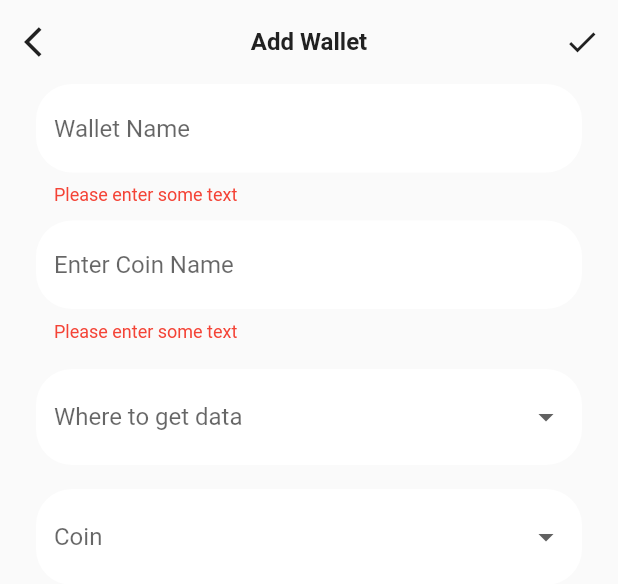
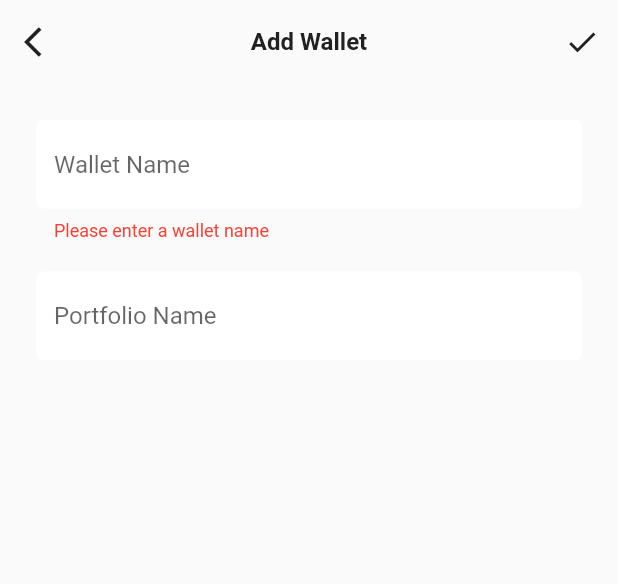
Before and after one commit to tbleiker/cryptotrack, a Flutter app: the WalletEditView widget shown alone on an empty page, opened directly with empty values, after a tap on the "check" icon, on a phone screen of 412 x 824 dp. Shown: the top 584 px of the screen. Run offline on Flutter 3.47's test engine with Material 2 defaults, Android fonts, the phone set to English and light mode, and no system bars; our stand-ins replace flutter_riverpod, hive, hive_flutter; accounts and stored records are empty; generated files the repository leaves out were written again.

Commit message:
a few more things...

```diff
--- a/lib/internal/themes.dart
+++ b/lib/internal/themes.dart
@@ -102,7 +102,7 @@ abstract class Themes {
         filled: true,
         fillColor: scheme.surface,
         border: OutlineInputBorder(
-          borderRadius: BorderRadius.circular(24),
+          borderRadius: BorderRadius.circular(5),
           borderSide: const BorderSide(width: 0, style: BorderStyle.none),
         ),
       ),
--- a/lib/views/more_view.dart
+++ b/lib/views/more_view.dart
@@ -1,5 +1,5 @@
 // Flutter imports:
-import 'package:cryptotrack/internal/entity_currencie.dart';
+import 'package:cryptotrack/internal/entity_currency.dart';
 import 'package:flutter/material.dart';
 
 // Package imports:
--- a/lib/views/wallet_edit_view.dart
+++ b/lib/views/wallet_edit_view.dart
@@ -55,9 +55,39 @@ class _WalletEditView extends State<WalletEditView> {
       ),
 
       // body
+      child: Padding(
+        padding: const EdgeInsets.only(
+          top: Themes.paddingMainTop,
+          left: Themes.paddingMainLeft,
+          right: Themes.paddingMainRight,
+        ),
         child: Form(
           key: _formKey,
-        child: Padding(
+          child: Column(
+            crossAxisAlignment: CrossAxisAlignment.start,
+            children: <Widget>[
+              TextFormField(
+                decoration: const InputDecoration(
+                  hintText: 'Wallet Name',
+                ),
+                validator: (value) {
+                  if (value == null || value.isEmpty) {
+                    return 'Please enter a wallet name';
+                  }
+                  return null;
+                },
+              ),
+              const SizedBox(height: 20),
+              TextFormField(
+                decoration: const InputDecoration(
+                  hintText: 'Portfolio Name',
+                ),
+              ),
+              const SizedBox(height: 20),
+            ],
+          ),
+
+          /*child: Padding(
             padding: const EdgeInsets.only(
               left: Themes.paddingMainLeft,
               right: Themes.paddingMainRight,
@@ -79,20 +109,27 @@ class _WalletEditView extends State<WalletEditView> {
                 Padding(
                   padding:
                       const EdgeInsets.symmetric(horizontal: 0, vertical: 10),
-                child: TextFormField(
+                  child: TextField(
+                    mouseCursor: SystemMouseCursors.click,
+                    enableInteractiveSelection: false,
+                    onTap: () => {print('...')},
+                    readOnly: true,
+                    showCursor: false,
                     decoration: const InputDecoration(
                       hintText: 'Enter Coin Name',
+                      suffixIcon: Icon(Icons.arrow_drop_down),
                     ),
-                  validator: (value) {
+                    /*validator: (value) {
                       if (value == null || value.isEmpty) {
                         return 'Please enter some text';
                       }
                       return null;
-                  },
+                    }*/
                   ),
                 ),
                 Padding(
-                padding: const EdgeInsets.symmetric(horizontal: 0, vertical: 8),
+                  padding:
+                      const EdgeInsets.symmetric(horizontal: 0, vertical: 8),
                   child: DropdownButtonFormField(
                     decoration: const InputDecoration(
                       hintText: 'Where to get data',
@@ -110,8 +147,14 @@ class _WalletEditView extends State<WalletEditView> {
                   ),
                 ),
                 Padding(
-                padding: const EdgeInsets.symmetric(horizontal: 0, vertical: 8),
+                  padding:
+                      const EdgeInsets.symmetric(horizontal: 0, vertical: 8),
+                  child: DropdownButtonHideUnderline(
+                    child: ButtonTheme(
+                      alignedDropdown: true,
                       child: DropdownButtonFormField(
+                        borderRadius: BorderRadius.circular(10.0),
+                        isExpanded: true,
                         decoration: const InputDecoration(
                           hintText: 'Coin',
                         ),
@@ -127,8 +170,11 @@ class _WalletEditView extends State<WalletEditView> {
                         onChanged: (String? newValue) {},
                       ),
                     ),
+                  ),
+                ),
               ],
             ),
+          ),*/
         ),
       ),
     );
--- a/lib/views/wallets_view.dart
+++ b/lib/views/wallets_view.dart
@@ -55,6 +55,7 @@ class _WalletsView extends State<WalletsView> {
   @override
   Widget build(BuildContext context) {
     return MainBody(
+      // app bar
       appBar: AppBar(
         title: Text(AppLocalizations.of(context)!.wallets_title),
         actions: <Widget>[
@@ -63,9 +64,11 @@ class _WalletsView extends State<WalletsView> {
           ),
         ],
       ),
+
+      // body
       child: Column(
         mainAxisAlignment: MainAxisAlignment.start,
-        children: [
+        children: <Widget>[
           Padding(
             padding: const EdgeInsets.only(
               top: Themes.paddingMainTop,
--- a/lib/widgets/transactions_list_tile.dart
+++ b/lib/widgets/transactions_list_tile.dart
@@ -18,16 +18,16 @@ class TransactionsListTile extends StatelessWidget {
 
   @override
   Widget build(BuildContext context) {
-    Radius top = isFirst ? const Radius.circular(20) : const Radius.circular(2);
+    Radius top = isFirst ? const Radius.circular(5) : const Radius.circular(5);
     Radius bottom =
-        isLast ? const Radius.circular(20) : const Radius.circular(2);
+        isLast ? const Radius.circular(5) : const Radius.circular(5);
 
     return Card(
       elevation: 0,
       shape: RoundedRectangleBorder(
         borderRadius: BorderRadius.vertical(top: top, bottom: bottom),
       ),
-      margin: const EdgeInsets.symmetric(vertical: 2),
+      margin: const EdgeInsets.symmetric(vertical: 3),
       child: Padding(
         padding: const EdgeInsets.symmetric(horizontal: 20, vertical: 20),
         child: Text(transaction.name),
```
Also changed, not shown: lib/internal/breakpoints.dart (+0 -13 lines), lib/widgets/wallets_list_tile.dart (+21 -4 lines), lib/internal/entity_currency.dart (renamed from lib/internal/entity_currencie.dart), pubspec.lock, 1 other file. Lines whose indentation alone changed are shown as unchanged.
